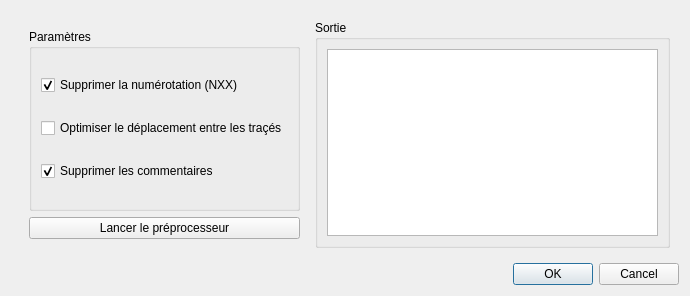
Above: PCInterface/preprocessor.ui from Klafyvel/Trace before the change. Below: the same form after it.
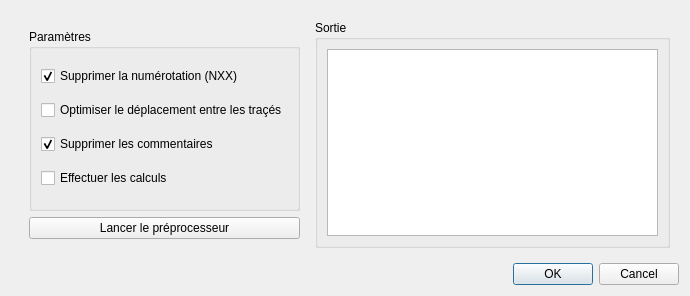
That is the form after the change. Icons and pictures are not drawn.

Commit message: Ajout de l'option 'effectuer les calculs'.

What changed in the file:
```diff
--- a/PCInterface/preprocessor.ui
+++ b/PCInterface/preprocessor.ui
@@ -63,6 +63,16 @@
               </property>
              </widget>
             </item>
+            <item>
+             <widget class="QCheckBox" name="chk_do_calcs">
+              <property name="toolTip">
+               <string>Non disponible</string>
+              </property>
+              <property name="text">
+               <string>Effectuer les calculs</string>
+              </property>
+             </widget>
+            </item>
            </layout>
           </widget>
          </item>
```
The commit also changes 2 other files.
